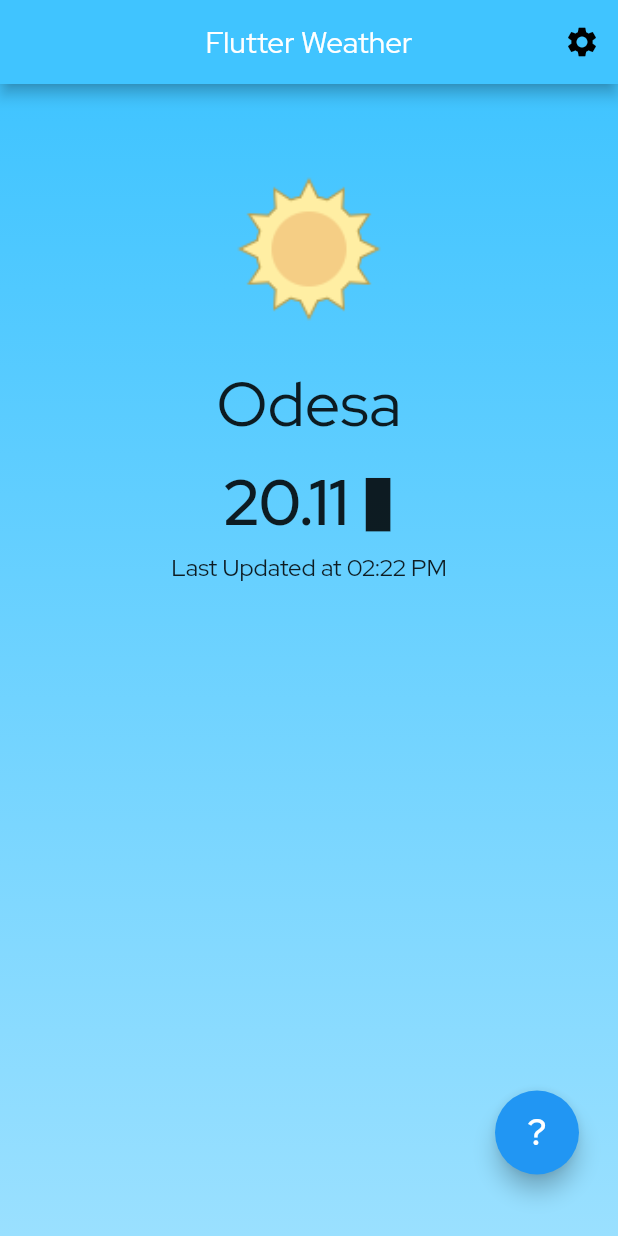
After one commit to N-Kelly/course.homeworks, a Flutter app: the screen it shows after launch, on a phone screen of 412 x 824 dp. The commit adds this screen. Run offline on Flutter 3.47's test engine with Material 2 defaults, Android fonts, the phone set to English and light mode, and no system bars.

Commit message:
[primary] first flutter

```diff
--- /dev/null
+++ b/5.lection.misha/flutter_weather/lib/components/weatherItem.dart
@@ -0,0 +1,64 @@
+import 'package:flutter/material.dart';
+import 'package:flutter/widgets.dart';
+
+class WeatherItem extends StatefulWidget {
+  final String _city;
+  final String _iconType;
+  final String _degree;
+  final String _date;
+
+  WeatherItem(this._city, this._iconType, this._degree, this._date);
+
+  void printPretty() {
+    print('========= Weather item =========');
+    print('city => $_city');
+    print('iconType => $_iconType');
+    print('degree => $_degree');
+    print('date => $_date');
+    print('================================');
+  }
+
+  @override
+  WeatherItemState createState() => WeatherItemState(_city, _iconType, _degree, _date);
+}
+
+class WeatherItemState extends State<WeatherItem> {
+  final String city;
+  final String iconType;
+  final String degree;
+  final String date;
+
+  WeatherItemState(this.city, this.iconType, this.degree, this.date);
+
+
+
+  @override
+  Widget build(BuildContext context) {
+    return Column(
+        children: <Widget>[
+          Padding(
+              padding: EdgeInsets.only(top: 60, bottom: 25),
+              child:  Image.asset('assets/images/weather_types/$iconType.png', scale: 0.8)
+          ),
+          Text(
+              '$city',
+              style: TextStyle(fontFamily: 'RedHatDisplayRegular', fontSize: 42)
+          ),
+          Padding(
+            padding: EdgeInsets.only(top: 10),
+            child: Text(
+                '$degree ℃',
+                style: TextStyle(fontFamily: 'RedHatDisplayMedium', fontSize: 42)
+            ),
+          ),
+          Padding(
+            padding: EdgeInsets.only(top: 5),
+            child:  Text(
+                'Last Updated at $date',
+                style: TextStyle(fontFamily: 'RedHatDisplayRegular', fontSize: 16)
+            ),
+          )
+        ]
+    );
+  }
+}
--- a/5.lection.misha/flutter_weather/lib/main.dart
+++ b/5.lection.misha/flutter_weather/lib/main.dart
@@ -3,6 +3,25 @@ import 'package:flutter/services.dart';
 import 'package:flutter/widgets.dart';
 
 import 'utils/random.dart';
+import 'utils/map_extensions.dart';
+import 'components/weatherItem.dart';
+import 'weatherData.dart';
+
+WeatherItem createRandomWeatherItem() {
+  const List<String> allWeatherType = [WeatherTypes.CLEAR, WeatherTypes.CLOUDY, WeatherTypes.RAINY, WeatherTypes.SNOW, WeatherTypes.THUNDER_STORM];
+  const List<String> allCities = ['Kharkiv', 'Kiev', 'Odesa', 'Dnipro', 'Zaporizhzhia', 'Lviv', 'Mykolaiv'];
+
+  WeatherItem newRandomWeatherItem = WeatherItem(
+      allCities.getRandom(),
+      allWeatherType.getRandom(),
+      randomDegree(),
+      randomTime()
+  );
+
+  newRandomWeatherItem.printPretty();
+
+  return newRandomWeatherItem;
+}
 
 void main() {
   SystemChrome.setSystemUIOverlayStyle(
@@ -20,17 +39,10 @@ class MyApp extends StatefulWidget {
 }
 
 class MyAppState extends State<MyApp> {
-  String city;
-  String weatherType;
-  String degree;
-  String time;
+  WeatherItem currentItem;
 
   void _setRandomItem() {
-    Map<String, String> options = createRandomWeatherItem();
-    city = options["city"];
-    weatherType = options["weatherType"];
-    degree = options["degree"];
-    time = options["time"];
+    currentItem = createRandomWeatherItem();
   }
 
   @override
@@ -79,27 +91,7 @@ class MyAppState extends State<MyApp> {
                     ]
                 ),
               ),
-              child: Column(
-                  children: <Widget>[
-                    SizedBox(height: 60),
-                    Image.asset('assets/images/weather_types/$weatherType.png', scale: 0.8),
-                    SizedBox(height: 25),
-                    Text(
-                        '$city',
-                        style: TextStyle(fontSize: 42)
-                    ),
-                    SizedBox(height: 10),
-                    Text(
-                        '$degree ℃',
-                        style: TextStyle(fontFamily: 'RedHatDisplayMedium', fontSize: 42)
-                    ),
-                    SizedBox(height: 5),
-                    Text(
-                        'Last Updated at $time',
-                        style: TextStyle(fontSize: 16)
-                    )
-                  ]
-              ),
+              child: currentItem,
               constraints: BoxConstraints.expand(),
             ),
             floatingActionButton: Padding(
```
Also changed, not shown: 5.lection.misha/flutter_weather/lib/utils/random.dart (+0 -15 lines).
